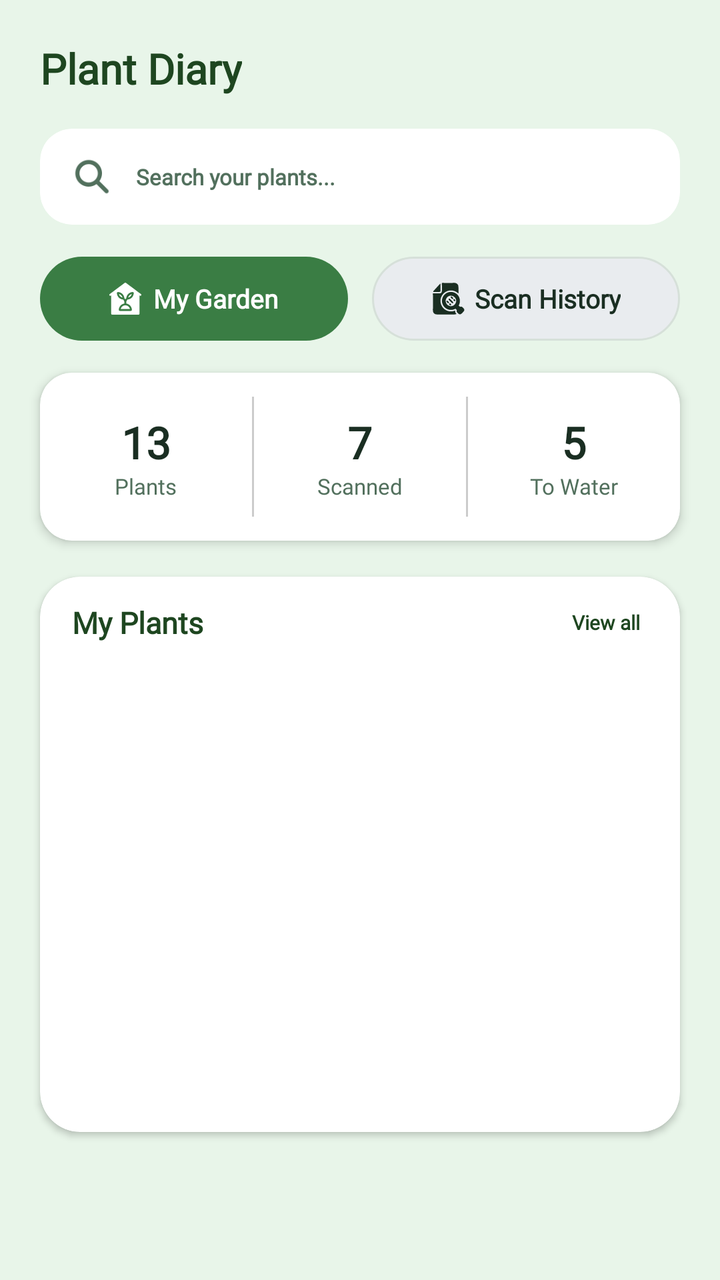
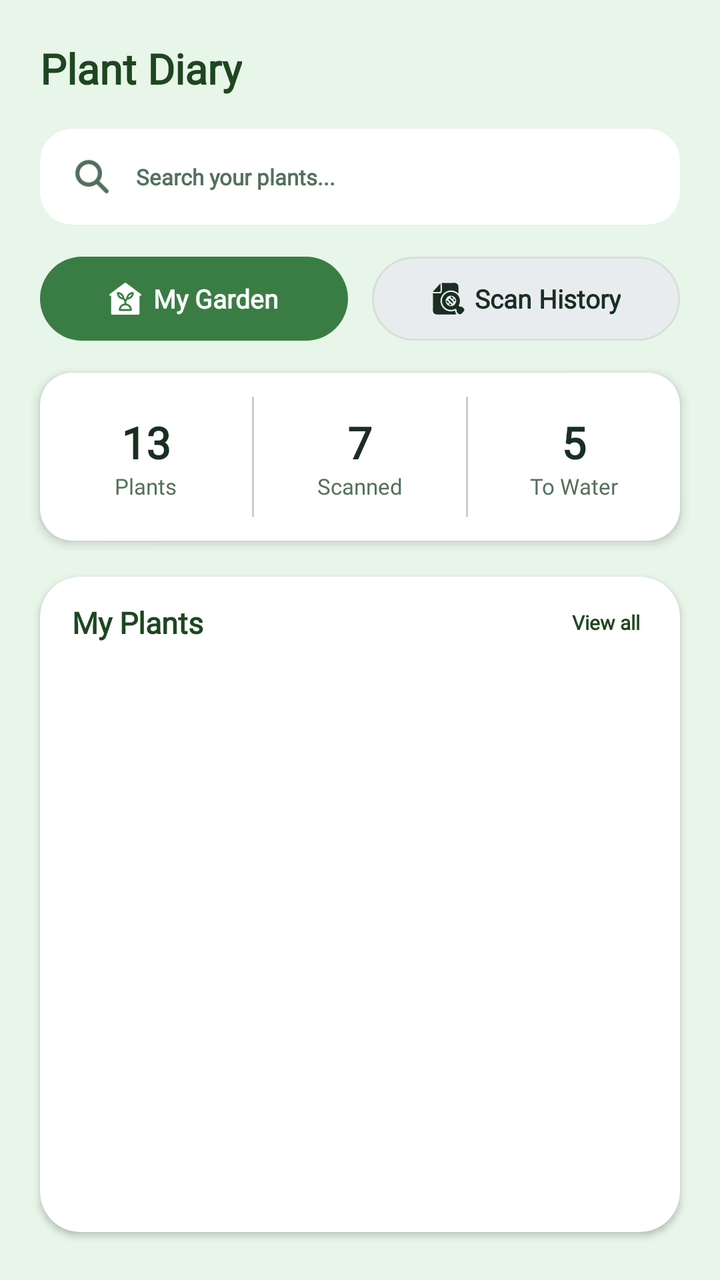

An Android layout rendered at two revisions. The XML below is the earlier revision; the diff shows what the commit changed to produce the second picture.
<!-- AndroidManifest.xml: application theme Theme.SmartGrow -->
<!-- res/layout/activity_garden_main.xml -->
<?xml version="1.0" encoding="utf-8"?>
<androidx.core.widget.NestedScrollView xmlns:android="http://schemas.android.com/apk/res/android"
    xmlns:app="http://schemas.android.com/apk/res-auto"
    xmlns:tools="http://schemas.android.com/tools"
    android:layout_width="match_parent"
    android:layout_height="match_parent"
    android:background="@color/app_background"
    android:clipChildren="false"
    android:clipToPadding="false"
    android:fillViewport="true">

    <LinearLayout
        android:layout_width="match_parent"
        android:layout_height="wrap_content"
        android:orientation="vertical"
        android:paddingTop="20dp"
        android:paddingHorizontal="20dp"
        android:paddingBottom="24dp"
        android:clipChildren="false"
        android:clipToPadding="false">

        
        <TextView
            android:layout_width="wrap_content"
            android:layout_height="wrap_content"
            android:layout_marginBottom="16dp"
            android:text="Plant Diary"
            android:textColor="@color/primary_green"
            android:textSize="21sp"
            android:textStyle="bold"
            android:fontFamily="@font/inter_extrabold"/>

        
        <com.google.android.material.card.MaterialCardView
            android:layout_width="match_parent"
            android:layout_height="48dp"
            android:layout_marginBottom="16dp"
            app:cardCornerRadius="16dp"
            app:cardElevation="0dp"
            app:strokeWidth="0dp"
            app:cardBackgroundColor="@color/card_background">

            <LinearLayout
                android:layout_width="match_parent"
                android:layout_height="match_parent"
                android:gravity="center_vertical"
                android:orientation="horizontal"
                android:paddingHorizontal="16dp">

                <ImageView
                    android:layout_width="20dp"
                    android:layout_height="20dp"
                    android:src="@drawable/ic_search_gray"
                    app:tint="@color/text_secondary"
                    tools:ignore="ContentDescription" />

                <EditText
                    android:id="@+id/et_search_plants"
                    android:layout_width="0dp"
                    android:layout_height="match_parent"
                    android:layout_marginStart="12dp"
                    android:layout_weight="1"
                    android:background="@android:color/transparent"
                    android:fontFamily="@font/inter_semibold"
                    android:hint="Search your plants..."
                    android:inputType="text"
                    android:maxLines="1"
                    android:textColor="@color/text_primary"
                    android:textColorHint="@color/text_secondary"
                    android:textSize="11sp"
                    android:textStyle="bold" />
            </LinearLayout>
        </com.google.android.material.card.MaterialCardView>

        
        <LinearLayout
            android:layout_width="match_parent"
            android:layout_height="42dp"
            android:layout_marginBottom="16dp"
            android:orientation="horizontal"
            android:weightSum="2">

            
            <LinearLayout
                android:id="@+id/tab_my_garden"
                android:layout_width="0dp"
                android:layout_height="match_parent"
                android:layout_weight="1"
                android:layout_marginEnd="6dp"
                android:background="@drawable/bg_active_pill"
                android:clickable="true"
                android:focusable="true"
                android:gravity="center"
                android:orientation="horizontal">

                <ImageView
                    android:layout_width="16dp"
                    android:layout_height="16dp"
                    android:layout_gravity="center_vertical"
                    android:layout_marginEnd="6dp"
                    android:src="@drawable/ic_my_garden"
                    app:tint="@android:color/white"
                    tools:ignore="ContentDescription" />

                <TextView
                    android:id="@+id/tv_tab_my_garden"
                    android:layout_width="wrap_content"
                    android:layout_height="wrap_content"
                    android:layout_gravity="center_vertical"
                    android:text="My Garden"
                    android:textColor="@android:color/white"
                    android:textSize="13sp"
                    android:textStyle="bold"
                    android:fontFamily="@font/inter_extrabold"/>
            </LinearLayout>

            
            <LinearLayout
                android:id="@+id/tab_snap_history"
                android:layout_width="0dp"
                android:layout_height="match_parent"
                android:layout_weight="1"
                android:layout_marginStart="6dp"
                android:background="@drawable/bg_inactive_pill"
                android:clickable="true"
                android:focusable="true"
                android:gravity="center"
                android:orientation="horizontal">

                <ImageView
                    android:layout_width="18dp"
                    android:layout_height="18dp"
                    android:layout_gravity="center_vertical"
                    android:layout_marginEnd="4dp"
                    android:src="@drawable/ic_scan_history"
                    app:tint="@color/text_primary"
                    tools:ignore="ContentDescription" />

                <TextView
                    android:id="@+id/tv_tab_snap_history"
                    android:layout_width="wrap_content"
                    android:layout_height="wrap_content"
                    android:layout_gravity="center_vertical"
                    android:text="Scan History"
                    android:textColor="@color/text_primary"
                    android:textSize="13sp"
                    android:textStyle="bold"
                    android:fontFamily="@font/inter_extrabold"/>
            </LinearLayout>
        </LinearLayout>

        
        <LinearLayout
            android:id="@+id/layout_my_garden_content"
            android:layout_width="match_parent"
            android:layout_height="wrap_content"
            android:orientation="vertical"
            android:visibility="visible">

            
            <com.google.android.material.card.MaterialCardView
                android:layout_width="match_parent"
                android:layout_height="84dp"
                android:layout_marginBottom="18dp"
                app:cardCornerRadius="16dp"
                app:cardElevation="3dp"
                app:strokeWidth="0dp"
                app:cardBackgroundColor="@color/card_background">

                <LinearLayout
                    android:layout_width="match_parent"
                    android:layout_height="match_parent"
                    android:gravity="center_vertical"
                    android:orientation="horizontal">

                    
                    <LinearLayout
                        android:layout_width="0dp"
                        android:layout_height="match_parent"
                        android:layout_weight="1"
                        android:paddingHorizontal="8dp"
                        android:gravity="center"
                        android:orientation="vertical">

                        <TextView
                            android:layout_width="wrap_content"
                            android:layout_height="wrap_content"
                            android:text="13"
                            android:textColor="@color/text_primary"
                            android:textSize="22sp"
                            android:textStyle="bold"
                            android:fontFamily="@font/inter_extrabold"/>

                        <TextView
                            android:layout_width="wrap_content"
                            android:layout_height="wrap_content"
                            android:text="Plants"
                            android:textColor="@color/text_secondary"
                            android:textSize="11sp"
                            android:fontFamily="@font/inter_medium"/>
                    </LinearLayout>

                    <View
                        android:layout_width="1dp"
                        android:layout_height="60dp"
                        android:background="@color/divider_color" />

                    
                    <LinearLayout
                        android:layout_width="0dp"
                        android:layout_height="match_parent"
                        android:layout_weight="1"
                        android:paddingHorizontal="8dp"
                        android:gravity="center"
                        android:orientation="vertical">

                        <TextView
                            android:layout_width="wrap_content"
                            android:layout_height="wrap_content"
                            android:text="7"
                            android:textColor="@color/text_primary"
                            android:textSize="22sp"
                            android:textStyle="bold"
                            android:fontFamily="@font/inter_extrabold"/>

                        <TextView
                            android:layout_width="wrap_content"
                            android:layout_height="wrap_content"
                            android:text="Scanned"
                            android:textColor="@color/text_secondary"
                            android:textSize="11sp"
                            android:fontFamily="@font/inter_medium"/>
                    </LinearLayout>

                    <View
                        android:layout_width="1dp"
                        android:layout_height="60dp"
                        android:background="@color/divider_color" />

                    
                    <LinearLayout
                        android:layout_width="0dp"
                        android:layout_height="match_parent"
                        android:layout_weight="1"
                        android:paddingHorizontal="8dp"
                        android:gravity="center"
                        android:orientation="vertical">

                        <TextView
                            android:layout_width="wrap_content"
                            android:layout_height="wrap_content"
                            android:text="5"
                            android:textColor="@color/text_primary"
                            android:textSize="22sp"
                            android:textStyle="bold"
                            android:fontFamily="@font/inter_extrabold"/>

                        <TextView
                            android:layout_width="wrap_content"
                            android:layout_height="wrap_content"
                            android:text="To Water"
                            android:textColor="@color/text_secondary"
                            android:textSize="11sp"
                            android:fontFamily="@font/inter_medium"/>
                    </LinearLayout>
                </LinearLayout>
            </com.google.android.material.card.MaterialCardView>

            <com.google.android.material.card.MaterialCardView
                android:layout_width="match_parent"
                android:layout_height="wrap_content"
                android:layout_marginBottom="16dp"
                app:cardCornerRadius="20dp"
                app:cardElevation="2dp"
                app:strokeWidth="0dp"
                app:cardBackgroundColor="@color/card_background">

                <LinearLayout
                    android:layout_width="match_parent"
                    android:layout_height="wrap_content"
                    android:orientation="vertical"
                    android:paddingTop="12dp"
                    android:paddingBottom="16dp"
                    android:paddingHorizontal="16dp">

                    
                    <LinearLayout
                        android:layout_width="match_parent"
                        android:layout_height="wrap_content"
                        android:layout_marginBottom="8dp"
                        android:gravity="center_vertical"
                        android:orientation="horizontal">

                        <TextView
                            android:layout_width="0dp"
                            android:layout_height="wrap_content"
                            android:layout_weight="1"
                            android:text="My Plants"
                            android:textColor="@color/primary_green"
                            android:textSize="15sp"
                            android:textStyle="bold"
                            android:fontFamily="@font/inter_extrabold"/>

                        <LinearLayout
                            android:id="@+id/layout_view_all"
                            android:layout_width="wrap_content"
                            android:layout_height="wrap_content"
                            android:clickable="true"
                            android:focusable="true"
                            android:gravity="center_vertical"
                            android:background="?attr/selectableItemBackground"
                            android:paddingVertical="4dp"
                            android:paddingHorizontal="4dp">

                            <TextView
                                android:layout_width="wrap_content"
                                android:layout_height="wrap_content"
                                android:text="View all"
                                android:textColor="@color/primary_green"
                                android:textSize="10sp"
                                android:textStyle="bold"
                                android:fontFamily="@font/inter_semibold"/>
                        </LinearLayout>
                    </LinearLayout>

                    
                    <androidx.recyclerview.widget.RecyclerView
                        android:id="@+id/rv_plant_list"
                        android:layout_width="match_parent"
                        android:layout_height="220dp"
                        android:nestedScrollingEnabled="true"
                        app:layoutManager="androidx.recyclerview.widget.GridLayoutManager"
                        app:spanCount="2"
                        tools:itemCount="4" />

                    <LinearLayout
                        android:id="@+id/layout_empty_plants"
                        android:layout_width="match_parent"
                        android:layout_height="155dp"
                        android:gravity="center"
                        android:orientation="vertical"
                        android:visibility="gone">

                        <TextView
                            android:layout_width="wrap_content"
                            android:layout_height="wrap_content"
                            android:text="No plants added yet"
                            android:textColor="@color/text_secondary"
                            android:textSize="11sp"
                            android:fontFamily="@font/inter_semibold"/>
                    </LinearLayout>
                </LinearLayout>
            </com.google.android.material.card.MaterialCardView>
        </LinearLayout>

        

        <LinearLayout

            android:id="@+id/layout_snap_history_content"

            android:layout_width="match_parent"

            android:layout_height="wrap_content"

            android:orientation="vertical"

            android:visibility="gone">



            <EditText

                android:id="@+id/et_search_history"

                android:layout_width="0dp"

                android:layout_height="0dp"

                android:visibility="gone" />



            <com.google.android.material.card.MaterialCardView

                android:id="@+id/card_expiration_banner"

                android:layout_width="0dp"

                android:layout_height="0dp"

                android:visibility="gone" />



            <androidx.recyclerview.widget.RecyclerView

                android:id="@+id/rv_snap_history_list"

                android:layout_width="match_parent"

                android:layout_height="wrap_content"

                android:nestedScrollingEnabled="false"

                android:clipToPadding="false"

                android:paddingBottom="16dp"

                app:layoutManager="androidx.recyclerview.widget.LinearLayoutManager" />



        </LinearLayout>



    </LinearLayout>



</androidx.core.widget.NestedScrollView>
<!-- resources referenced by this layout -->
<resources>
  <color name="app_background">#E8F5E9</color>
  <color name="card_background">#FFFFFF</color>
  <color name="divider_color">#CCCCCC</color>
  <color name="primary_green">#1e4620</color>
  <color name="text_primary">#1A2E22</color>
  <color name="text_secondary">#52705D</color>
  <!-- drawable bg_active_pill (drawable) -->
  <?xml version="1.0" encoding="utf-8"?>
  <shape xmlns:android="http://schemas.android.com/apk/res/android">
      <solid android:color="#3a7d44" />
      <corners android:radius="25dp" />
  </shape>
  <!-- drawable bg_inactive_pill (drawable) -->
  <?xml version="1.0" encoding="utf-8"?>
  <shape xmlns:android="http://schemas.android.com/apk/res/android"
      android:shape="rectangle">
      <solid android:color="#e9ecef" />
      <corners android:radius="24dp" />
      <stroke android:width="1dp" android:color="#D6E0D9" />
  </shape>
  <!-- drawable ic_my_garden: vector/xml drawable (drawable, 3868 chars, omitted) -->
  <!-- drawable ic_scan_history: vector/xml drawable (drawable, 4458 chars, omitted) -->
  <!-- drawable ic_search_gray: png bitmap (drawable, 956 bytes) -->
  <style name="Theme.SmartGrow" parent="Base.Theme.SmartGrow" />
  <style name="Base.Theme.SmartGrow" parent="Theme.Material3.DayNight.NoActionBar">
          <item name="android:windowBackground">@color/app_background</item>
          <item name="android:windowDisablePreview">true</item>
  
          
          <item name="android:statusBarColor">@color/app_background</item>
          <item name="android:windowLightStatusBar">true</item>
  
          
          <item name="android:navigationBarColor">@color/app_background</item>
          <item name="android:windowLightNavigationBar" tools:targetApi="o_mr1">true</item>
  
          <item name="android:windowDrawsSystemBarBackgrounds">true</item>
          <item name="android:windowTranslucentStatus">false</item>
          <item name="android:windowTranslucentNavigation">false</item>
      </style>
</resources>

<!-- the commit's change to res/layout/activity_garden_main.xml (unified diff, before → after) -->
@@ -327,7 +327,7 @@
                     <androidx.recyclerview.widget.RecyclerView
                         android:id="@+id/rv_plant_list"
                         android:layout_width="match_parent"
-                        android:layout_height="220dp"
+                        android:layout_height="270dp"
                         android:nestedScrollingEnabled="true"
                         app:layoutManager="androidx.recyclerview.widget.GridLayoutManager"
                         app:spanCount="2"
@@ -409,14 +409,7 @@
 
                 app:layoutManager="androidx.recyclerview.widget.LinearLayoutManager" />
 
-
-
         </LinearLayout>
 
-
-
     </LinearLayout>
-
-
-
 </androidx.core.widget.NestedScrollView>
